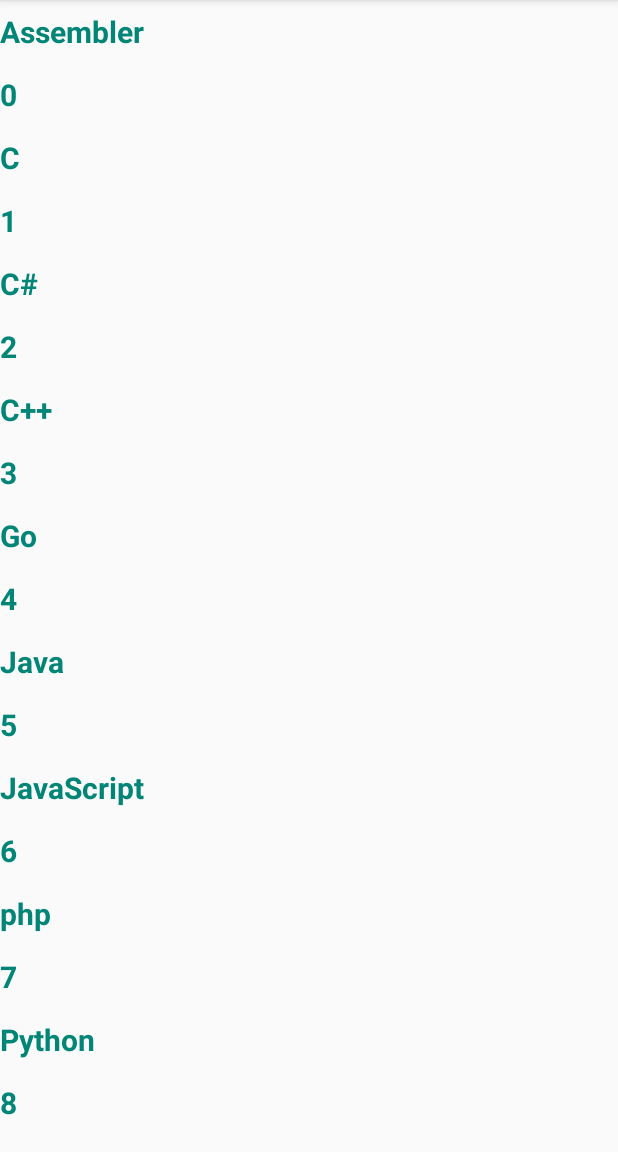
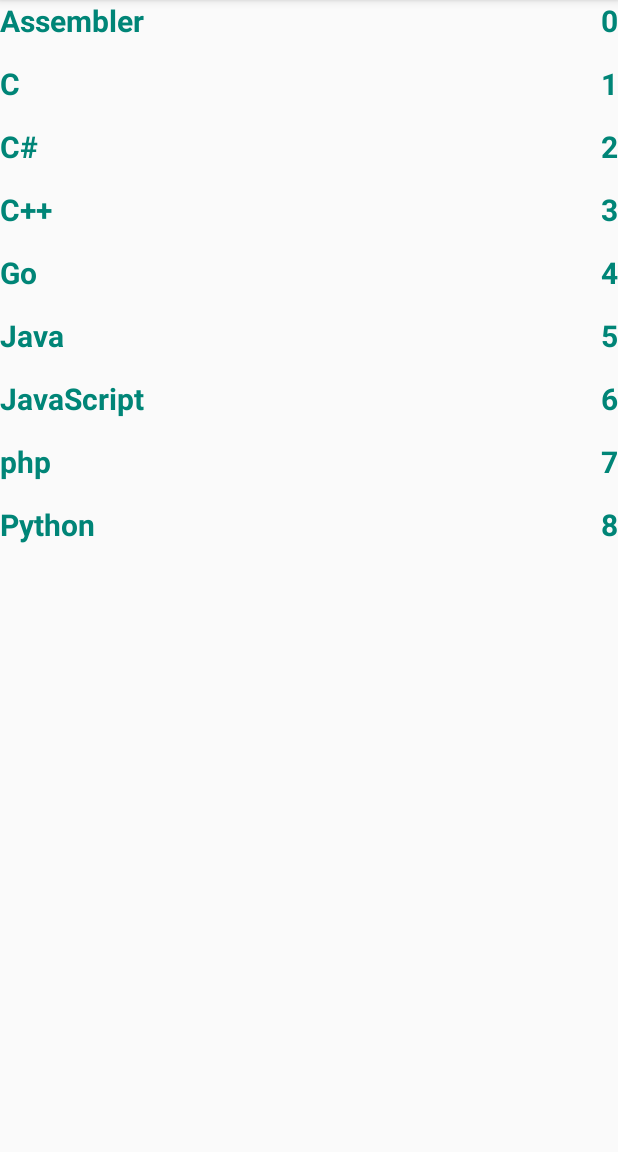
Before and after one commit to pedromartinsa21602418/ReciclerView, an Android app: the screen it shows after launch (MainActivity), on a phone screen of 412 x 824 dp, the part 84-1236 px from its top. Run offline under Robolectric (Android 15) with nearby library versions, the phone set to English and light mode, and no system bars.

Commit message:
fixed Recycleview

```diff
--- a/app/src/main/res/layout/recycleview_items.xml
+++ b/app/src/main/res/layout/recycleview_items.xml
@@ -3,6 +3,12 @@
     android:layout_width="match_parent"
     android:layout_height="wrap_content"
     android:orientation="vertical">
+
+    <LinearLayout
+        android:layout_width="match_parent"
+        android:layout_height="match_parent"
+        android:gravity="start|end"
+        android:orientation="horizontal">
 
         <TextView
             android:id="@+id/textview_item"
@@ -17,13 +23,15 @@
 
         <TextView
             android:id="@+id/textview_item2"
-        android:layout_width="wrap_content"
+            android:layout_width="match_parent"
             android:layout_height="wrap_content"
             android:layout_gravity="left"
             android:layout_marginTop="7dp"
             android:layout_marginBottom="7dp"
+            android:gravity="right|end"
             android:textColor="@color/colorPrimary"
             android:textSize="20dp"
             android:textStyle="bold" />
+    </LinearLayout>
 
 </LinearLayout>
```
Lines whose indentation alone changed are shown as unchanged.
